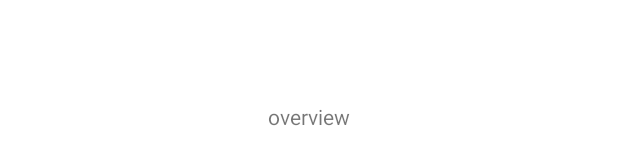
After one commit to ETS-Android2/JANI, an Android app: the layout fragment_overview_plan.xml on its own in the app's theme, with its tools: preview values and no code run, on a phone screen of 412 x 824 dp. The commit adds this screen. Shown: the part 502-667 px from the top of the screen. Run offline under Robolectric (Android 15) with nearby library versions, the phone set to English and light mode, and no system bars.

Commit message:
Fixed Crash when navigating to plan overview

```diff
--- a/app/src/main/java/com/sticknology/jani/ui/plan/OverviewFragment.java
+++ b/app/src/main/java/com/sticknology/jani/ui/plan/OverviewFragment.java
@@ -12,13 +12,10 @@ import com.sticknology.jani.R;
 
 public class OverviewFragment extends Fragment {
 
-    //TODO: Figure out why navigating to this crashes
     @Override
     public View onCreateView(LayoutInflater inflater, ViewGroup container, Bundle savedInstanceState) {
-        View v = inflater.inflate(R.layout.fragment_overview, container, false);
+        View v = inflater.inflate(R.layout.fragment_overview_plan, container, false);
 
-        TextView tv = (TextView) v.findViewById(R.id.textView1);
-        tv.setText(getArguments().getString("msg"));
         return v;
     }
 
--- /dev/null
+++ b/app/src/main/res/layout/fragment_overview_plan.xml
@@ -0,0 +1,16 @@
+<?xml version="1.0" encoding="utf-8"?>
+<androidx.constraintlayout.widget.ConstraintLayout xmlns:android="http://schemas.android.com/apk/res/android"
+    android:layout_width="match_parent"
+    android:layout_height="match_parent"
+    xmlns:app="http://schemas.android.com/apk/res-auto">
+
+    <TextView
+        android:layout_width="wrap_content"
+        android:layout_height="wrap_content"
+        app:layout_constraintTop_toTopOf="parent"
+        app:layout_constraintBottom_toBottomOf="parent"
+        app:layout_constraintStart_toStartOf="parent"
+        app:layout_constraintEnd_toEndOf="parent"
+        android:text="overview"/>
+
+</androidx.constraintlayout.widget.ConstraintLayout>
```
